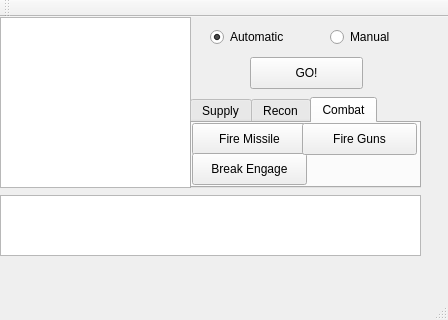
First picture: the form in mainwindow.ui, repository Qt-Widgets/AOOD_UAV, before the edit.
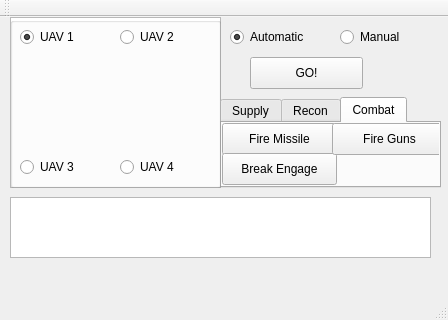
Second picture: the form after the edit.

Commit message: UAV Switch Buttons

Diff of the .ui file:
```diff
--- a/mainwindow.ui
+++ b/mainwindow.ui
@@ -17,9 +17,9 @@
    <widget class="QGraphicsView" name="graphicsView">
     <property name="geometry">
      <rect>
-      <x>0</x>
+      <x>10</x>
       <y>0</y>
-      <width>191</width>
+      <width>211</width>
       <height>171</height>
      </rect>
     </property>
@@ -27,9 +27,9 @@
    <widget class="QTabWidget" name="tabWidget">
     <property name="geometry">
      <rect>
-      <x>190</x>
+      <x>220</x>
       <y>80</y>
-      <width>231</width>
+      <width>221</width>
       <height>91</height>
      </rect>
     </property>
@@ -133,8 +133,8 @@
    <widget class="QTextEdit" name="textEdit">
     <property name="geometry">
      <rect>
-      <x>0</x>
-      <y>178</y>
+      <x>10</x>
+      <y>180</y>
       <width>421</width>
       <height>61</height>
      </rect>
@@ -150,7 +150,7 @@
    <widget class="QRadioButton" name="radioButton_2">
     <property name="geometry">
      <rect>
-      <x>330</x>
+      <x>340</x>
       <y>10</y>
       <width>102</width>
       <height>20</height>
@@ -163,7 +163,7 @@
    <widget class="QRadioButton" name="radioButton">
     <property name="geometry">
      <rect>
-      <x>210</x>
+      <x>230</x>
       <y>10</y>
       <width>102</width>
       <height>20</height>
@@ -189,6 +189,74 @@
      <string>GO!</string>
     </property>
    </widget>
+   <widget class="QGroupBox" name="groupBox">
+    <property name="geometry">
+     <rect>
+      <x>10</x>
+      <y>0</y>
+      <width>211</width>
+      <height>171</height>
+     </rect>
+    </property>
+    <property name="title">
+     <string/>
+    </property>
+    <widget class="QRadioButton" name="radioButton_3">
+     <property name="geometry">
+      <rect>
+       <x>10</x>
+       <y>10</y>
+       <width>100</width>
+       <height>20</height>
+      </rect>
+     </property>
+     <property name="text">
+      <string>UAV 1</string>
+     </property>
+     <property name="checked">
+      <bool>true</bool>
+     </property>
+    </widget>
+    <widget class="QRadioButton" name="radioButton_4">
+     <property name="geometry">
+      <rect>
+       <x>110</x>
+       <y>10</y>
+       <width>100</width>
+       <height>20</height>
+      </rect>
+     </property>
+     <property name="text">
+      <string>UAV 2</string>
+     </property>
+    </widget>
+    <widget class="QRadioButton" name="radioButton_5">
+     <property name="geometry">
+      <rect>
+       <x>10</x>
+       <y>140</y>
+       <width>100</width>
+       <height>20</height>
+      </rect>
+     </property>
+     <property name="text">
+      <string>UAV 3</string>
+     </property>
+    </widget>
+    <widget class="QRadioButton" name="radioButton_6">
+     <property name="geometry">
+      <rect>
+       <x>110</x>
+       <y>140</y>
+       <width>100</width>
+       <height>20</height>
+      </rect>
+     </property>
+     <property name="text">
+      <string>UAV 4</string>
+     </property>
+    </widget>
+   </widget>
   </widget>
   <widget class="QMenuBar" name="menuBar">
    <property name="geometry">
```
The commit also changes 2 other files.
